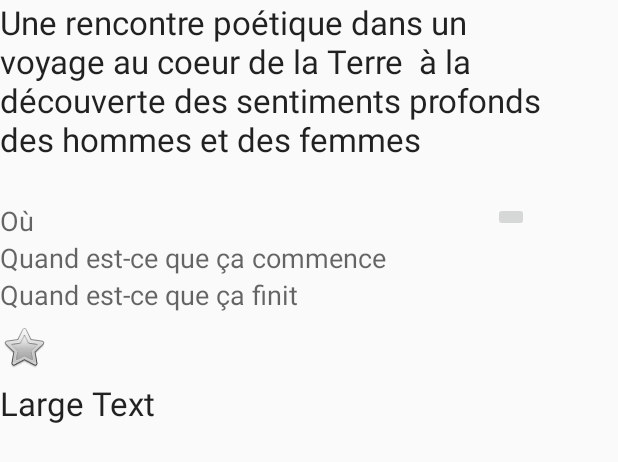
After one commit to borisclain/NotreAppEventful3, an Android app: the layout event_complete_description2.xml on its own in the app's theme, with its tools: preview values and no code run, on a phone screen of 412 x 824 dp. The commit adds this screen. Shown: the top 462 px of the screen. Run offline under Robolectric (Android 15) with nearby library versions, the phone set to English and light mode, and no system bars; network calls fail.

Commit message:
De nouvelles interfaces.
Particulièrement : row, bien faite

À continuer :

      activité de présentation exhaustive de l'événement après avoir cliqué sur l'élément dans le listView

      activité de recherche (attention : p-e que catégorie, et keyword sera difficile)

Continuer à faire évoluer le paradigme du chargementDeAPI/BaseDeDonnees/LiistView

```diff
--- a/app/src/main/java/biln/notreappeventful3/DBHelper.java
+++ b/app/src/main/java/biln/notreappeventful3/DBHelper.java
@@ -17,7 +17,7 @@ public class DBHelper extends SQLiteOpenHelper {
 
 
     static final String DB_NAME = "eventful.db";
-    static final int DB_VERSION = 65;                   //TODO Important pour le développement
+    static final int DB_VERSION = 66;                   //TODO Important pour le développement
 
     static final String TABLE_EVENTS = "events";
     static final String C_ID = "_id";
--- a/app/src/main/java/biln/notreappeventful3/MainActivity.java
+++ b/app/src/main/java/biln/notreappeventful3/MainActivity.java
@@ -22,7 +22,7 @@ import android.widget.Toast;
 /**
  *
  */
-public class MainActivity extends ActionBarActivity implements AdapterView.OnItemClickListener {
+public class MainActivity extends ActionBarActivity implements View.OnClickListener, AdapterView.OnItemClickListener {
 
     ListView listv;
     SQLiteDatabase db;
@@ -50,6 +50,10 @@ public class MainActivity extends ActionBarActivity implements AdapterView.OnIte
 
     protected void onResume(){
         super.onResume();
+    }
+
+
+    public void onClick(View v){
     }
 
 
--- a/app/src/main/res/layout/activity_main.xml
+++ b/app/src/main/res/layout/activity_main.xml
@@ -6,10 +6,11 @@
 
     <TextView
         android:layout_width="fill_parent"
-        android:layout_height="wrap_content"
+        android:layout_height="48dp"
         android:textAppearance="?android:attr/textAppearanceLarge"
         android:text="Événements"
         android:id="@+id/textView" />
+
 
     <ListView
         android:layout_width="fill_parent"
@@ -17,4 +18,5 @@
         android:id="@+id/activity_list"
         android:layout_gravity="center_horizontal" />
 
+
 </LinearLayout>
--- /dev/null
+++ b/app/src/main/res/layout/event_complete_description2.xml
@@ -0,0 +1,113 @@
+<?xml version="1.0" encoding="utf-8"?>
+<ScrollView xmlns:android="http://schemas.android.com/apk/res/android"
+    android:layout_width="match_parent" android:layout_height="match_parent"
+    android:fillViewport="false"
+    android:id="@+id/scrollView">
+
+
+    <RelativeLayout xmlns:android="http://schemas.android.com/apk/res/android"
+        android:layout_width="match_parent" android:layout_height="wrap_content"
+        android:id="@+id/relLayOut1">
+
+        <FrameLayout
+            android:layout_width="wrap_content"
+            android:layout_height="wrap_content"
+            android:layout_alignParentTop="true"
+            android:layout_alignParentLeft="true"
+            android:layout_alignParentStart="true"
+            android:id="@+id/TopFrame">
+
+            <TextView
+                android:layout_width="384dp"
+                android:layout_height="match_parent"
+                android:textAppearance="?android:attr/textAppearanceLarge"
+                android:text="Une rencontre poétique dans un voyage au coeur de la Terre  à la découverte des sentiments profonds des hommes et des femmes"
+                android:id="@+id/textView3"
+                android:elegantTextHeight="true" />
+        </FrameLayout>
+
+        <TextView
+            android:layout_width="wrap_content"
+            android:layout_height="wrap_content"
+            android:textAppearance="?android:attr/textAppearanceMedium"
+            android:text="Où"
+            android:id="@+id/textView4"
+            android:layout_below="@+id/frameLayout"
+            android:layout_alignParentLeft="true"
+            android:layout_alignParentStart="true"
+            android:layout_marginTop="27dp" />
+
+        <TextView
+            android:layout_width="wrap_content"
+            android:layout_height="wrap_content"
+            android:textAppearance="?android:attr/textAppearanceMedium"
+            android:text="Quand est-ce que ça commence"
+            android:id="@+id/textView5"
+            android:layout_below="@+id/textView4"
+            android:layout_alignParentLeft="true"
+            android:layout_alignParentStart="true" />
+
+        <ImageButton
+            android:layout_width="wrap_content"
+            android:layout_height="wrap_content"
+            android:id="@+id/imageButton"
+            android:layout_alignTop="@+id/textView4"
+            android:layout_alignParentRight="true"
+            android:layout_alignParentEnd="true"
+            android:layout_marginRight="59dp"
+            android:layout_marginEnd="59dp" />
+
+        <FrameLayout
+            android:layout_width="wrap_content"
+            android:layout_height="wrap_content"
+            android:layout_below="@+id/TopFrame"
+            android:layout_centerHorizontal="true"
+            android:id="@+id/frameLayout">
+
+            <ImageView
+                android:layout_width="wrap_content"
+                android:layout_height="wrap_content"
+                android:id="@+id/imageView" />
+        </FrameLayout>
+
+        <TextView
+            android:layout_width="wrap_content"
+            android:layout_height="wrap_content"
+            android:textAppearance="?android:attr/textAppearanceMedium"
+            android:text="Quand est-ce que ça finit"
+            android:id="@+id/textView7"
+            android:layout_below="@+id/textView5"
+            android:layout_alignParentLeft="true"
+            android:layout_alignParentStart="true" />
+
+        <CheckBox
+            android:layout_width="45dp"
+            android:layout_height="45dp"
+            android:button="@android:drawable/btn_star"
+            android:id="@+id/my_star_button"
+            android:checked="false"
+            android:layout_below="@+id/textView7"
+            android:layout_alignParentLeft="true"
+            android:layout_alignParentStart="true"
+            android:layout_marginRight="56dp"
+            android:layout_marginEnd="56dp" />
+
+        <TextView
+            android:layout_width="fill_parent"
+            android:layout_height="wrap_content"
+            android:textAppearance="?android:attr/textAppearanceLarge"
+            android:text="Large Text"
+            android:id="@+id/textView6"
+            android:layout_below="@+id/my_star_button"
+            android:layout_alignParentLeft="true"
+            android:layout_alignParentStart="true"
+            android:layout_alignParentRight="true"
+            android:layout_alignParentEnd="true" />
+
+
+    </RelativeLayout>
+
+
+
+
+</ScrollView>
--- a/app/src/main/res/values/strings.xml
+++ b/app/src/main/res/values/strings.xml
@@ -7,4 +7,8 @@
     <string name="GoButton">Go!</string>
     <string name="editT">Entrez votre ville</string>
 
+    <string name="start">Le 2 mars 2015 à 20h00</string>
+    <string name="stop">Le 2 mars 2015 à 23h00</string>
+    <string name="prix">payant</string>
+
 </resources>
```
Also changed, not shown: app/src/main/res/layout/event_complete_description.xml (added, +79 -0 lines), app/src/main/res/layout/my_rows.xml (added, +119 -0 lines).
